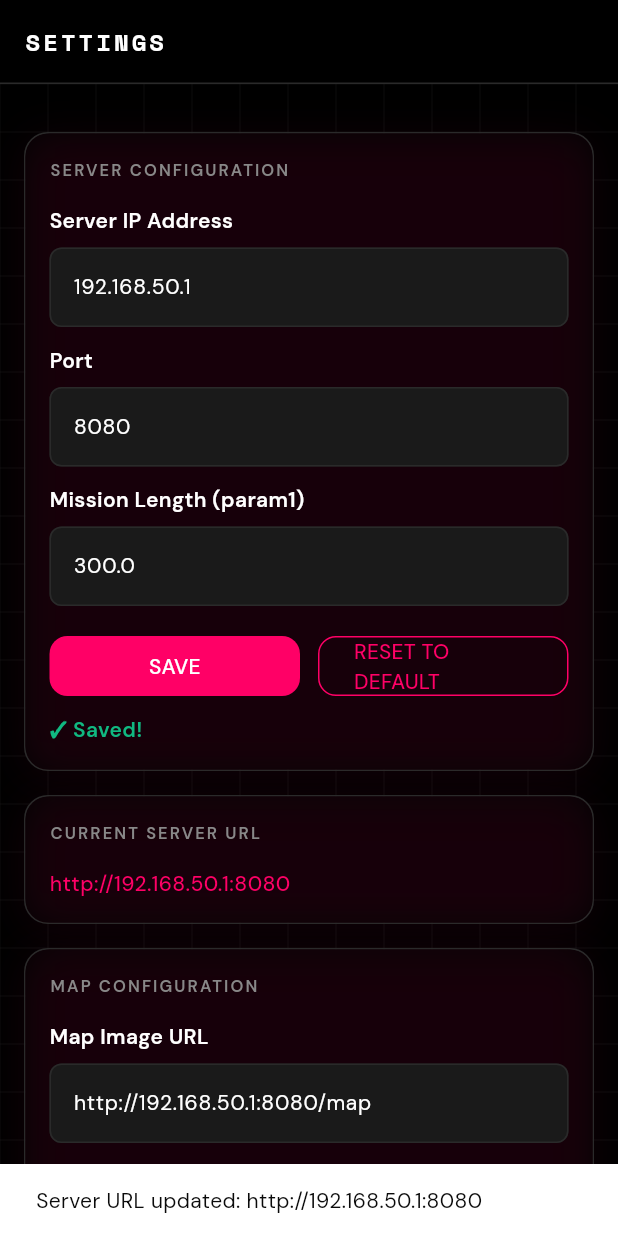
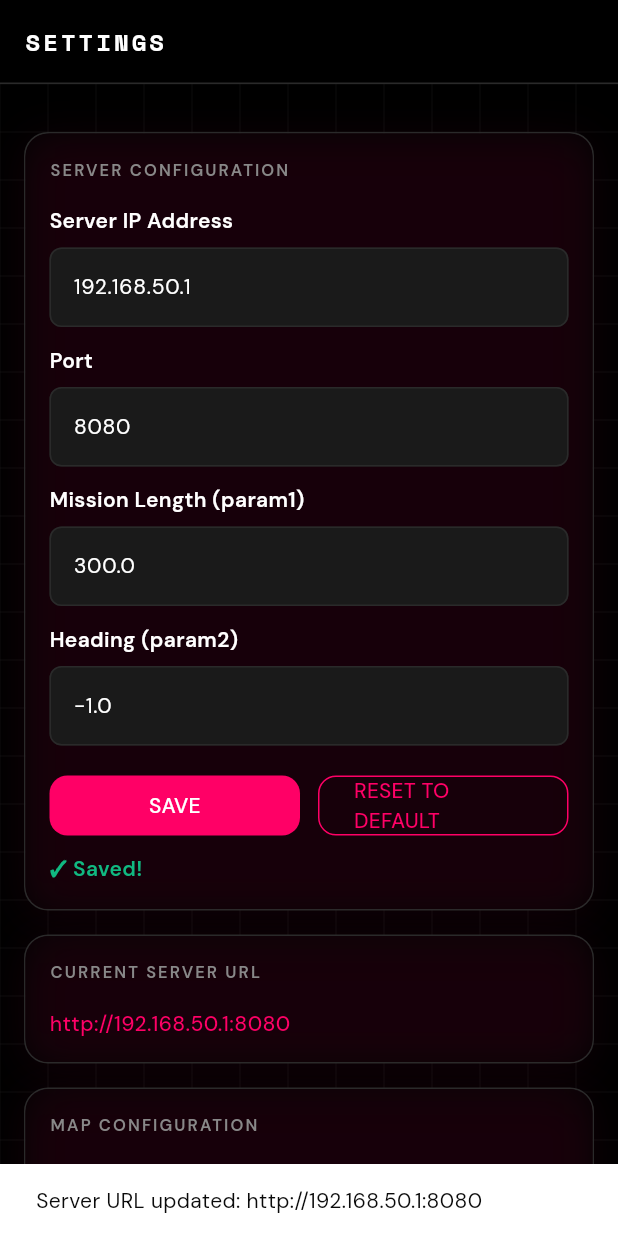
Before and after one commit to MannviDhaiphule/iarcapp, a Flutter app: the SettingsScreen screen opened directly, after a tap on "SAVE", on a phone screen of 412 x 824 dp. Run offline on Flutter 3.47's test engine with Material 3 defaults, Android fonts, the phone set to English and light mode, and no system bars; drawn by our look-alikes of flutter_animate; our stand-ins replace flutter_riverpod, gap, google_fonts, permission_handler, riverpod_annotation, shared_preferences and 1 more; accounts and stored records are empty; generated files the repository leaves out were written again; network calls fail.

Commit message:
Phase 7.2: Added heading param2 for START_SEARCH

```diff
--- a/lib/core/constants/app_constants.dart
+++ b/lib/core/constants/app_constants.dart
@@ -20,4 +20,7 @@ class AppConstants {
 
   /// Default mission length (seconds) sent as param1 in START_SEARCH payload.
   static const double defaultMissionLength = 300.0;
+
+  /// Default heading sent as param2 in START_SEARCH payload.
+  static const double defaultHeading = -1.0;
 }
--- a/lib/features/settings/data/settings_repository.dart
+++ b/lib/features/settings/data/settings_repository.dart
@@ -90,4 +90,21 @@ class SettingsRepository {
     debugPrint('[SwarmApp] Saved mission length: $value');
     debugPrint('[SwarmApp] Verified mission length: ${prefs.getDouble(_keyMissionLength)}');
   }
+
+  static const String _keyHeading = 'heading';
+
+  /// Returns saved heading or [AppConstants.defaultHeading].
+  Future<double> getHeading() async {
+    final prefs = await SharedPreferences.getInstance();
+    debugPrint('[SwarmApp] Loaded heading: ${prefs.getDouble(_keyHeading) ?? AppConstants.defaultHeading}');
+    return prefs.getDouble(_keyHeading) ?? AppConstants.defaultHeading;
+  }
+
+  /// Saves the heading value.
+  Future<void> setHeading(double value) async {
+    final prefs = await SharedPreferences.getInstance();
+    await prefs.setDouble(_keyHeading, value);
+    debugPrint('[SwarmApp] Saved heading: $value');
+    debugPrint('[SwarmApp] Verified heading: ${prefs.getDouble(_keyHeading)}');
+  }
 }
--- a/lib/features/settings/presentation/providers/settings_provider.dart
+++ b/lib/features/settings/presentation/providers/settings_provider.dart
@@ -25,6 +25,7 @@ class SettingsState {
     this.mapImageUrl = AppConstants.defaultMapImageUrl,
     this.pathTextUrl = AppConstants.defaultPathTextUrl,
     this.missionLength = AppConstants.defaultMissionLength,
+    this.heading = AppConstants.defaultHeading,
     this.isSaving = false,
     this.savedSuccess = false,
     this.error,
@@ -45,6 +46,9 @@ class SettingsState {
   /// Mission length in seconds — used as param1 in START_SEARCH payload.
   final double missionLength;
 
+  /// Heading value — used as param2 in START_SEARCH payload.
+  final double heading;
+
   /// Whether a save operation is currently in progress.
   final bool isSaving;
 
@@ -60,6 +64,9 @@ class SettingsState {
   /// param1 value to include in the START_SEARCH HTTP payload.
   double get missionParam1 => missionLength;
 
+  /// param2 value to include in the START_SEARCH HTTP payload.
+  double get missionParam2 => heading;
+
   /// Returns a copy with the given fields overridden.
   SettingsState copyWith({
     String? serverIp,
@@ -67,6 +74,7 @@ class SettingsState {
     String? mapImageUrl,
     String? pathTextUrl,
     double? missionLength,
+    double? heading,
     bool? isSaving,
     bool? savedSuccess,
     Object? error = _unset,
@@ -77,6 +85,7 @@ class SettingsState {
       mapImageUrl: mapImageUrl ?? this.mapImageUrl,
       pathTextUrl: pathTextUrl ?? this.pathTextUrl,
       missionLength: missionLength ?? this.missionLength,
+      heading: heading ?? this.heading,
       isSaving: isSaving ?? this.isSaving,
       savedSuccess: savedSuccess ?? this.savedSuccess,
       error: identical(error, _unset) ? this.error : error as String?,
@@ -97,12 +106,14 @@ class Settings extends _$Settings {
     final mapUrl = await _repo.getMapImageUrl();
     final pathUrl = await _repo.getPathTextUrl();
     final missionLen = await _repo.getMissionLength();
+    final hdg = await _repo.getHeading();
     return SettingsState(
       serverIp: ip,
       serverPort: port,
       mapImageUrl: mapUrl,
       pathTextUrl: pathUrl,
       missionLength: missionLen,
+      heading: hdg,
     );
   }
 
@@ -213,6 +224,22 @@ class Settings extends _$Settings {
     _scheduleSavedReset();
   }
 
+  /// Validates and saves heading value.
+  Future<void> updateHeading(double value) async {
+    final current = _current();
+    state = AsyncData(current.copyWith(isSaving: true, error: null));
+    await _repo.setHeading(value);
+    state = AsyncData(
+      current.copyWith(
+        heading: value,
+        isSaving: false,
+        savedSuccess: true,
+        error: null,
+      ),
+    );
+    _scheduleSavedReset();
+  }
+
   /// Resets all values to [AppConstants] defaults and persists.
   Future<void> resetToDefaults() async {
     await _repo.setServerIp(AppConstants.defaultServerIp);
@@ -220,6 +247,7 @@ class Settings extends _$Settings {
     await _repo.setMapImageUrl(AppConstants.defaultMapImageUrl);
     await _repo.setPathTextUrl(AppConstants.defaultPathTextUrl);
     await _repo.setMissionLength(AppConstants.defaultMissionLength);
+    await _repo.setHeading(AppConstants.defaultHeading);
     state = const AsyncData(
       SettingsState(
         serverIp: AppConstants.defaultServerIp,
@@ -227,6 +255,7 @@ class Settings extends _$Settings {
         mapImageUrl: AppConstants.defaultMapImageUrl,
         pathTextUrl: AppConstants.defaultPathTextUrl,
         missionLength: AppConstants.defaultMissionLength,
+        heading: AppConstants.defaultHeading,
         savedSuccess: true,
       ),
     );
@@ -239,6 +268,7 @@ class Settings extends _$Settings {
         serverIp: AppConstants.defaultServerIp,
         serverPort: AppConstants.defaultServerPort,
         missionLength: AppConstants.defaultMissionLength,
+        heading: AppConstants.defaultHeading,
       );
 
   void _scheduleSavedReset() {
--- a/lib/features/settings/presentation/screens/settings_screen.dart
+++ b/lib/features/settings/presentation/screens/settings_screen.dart
@@ -25,6 +25,7 @@ class _SettingsScreenState extends ConsumerState<SettingsScreen> {
   final TextEditingController _mapUrlController = TextEditingController();
   final TextEditingController _pathUrlController = TextEditingController();
   final TextEditingController _missionLengthController = TextEditingController();
+  final TextEditingController _headingController = TextEditingController();
   String? _missionLengthError;
   bool _initialized = false;
 
@@ -36,6 +37,7 @@ class _SettingsScreenState extends ConsumerState<SettingsScreen> {
     _mapUrlController.addListener(() => setState(() {}));
     _pathUrlController.addListener(() => setState(() {}));
     _missionLengthController.addListener(() => setState(() {}));
+    _headingController.addListener(() => setState(() {}));
   }
 
   @override
@@ -45,6 +47,7 @@ class _SettingsScreenState extends ConsumerState<SettingsScreen> {
     _mapUrlController.dispose();
     _pathUrlController.dispose();
     _missionLengthController.dispose();
+    _headingController.dispose();
     super.dispose();
   }
 
@@ -72,11 +75,16 @@ class _SettingsScreenState extends ConsumerState<SettingsScreen> {
     }
     setState(() => _missionLengthError = null);
 
+    final headingText = _headingController.text.trim();
+    final headingVal = double.tryParse(headingText);
+    if (headingVal == null) return;
+
     ref
         .read(settingsProvider.notifier)
         .updateServerIp(_ipController.text.trim());
     ref.read(settingsProvider.notifier).updateServerPort(port);
     ref.read(settingsProvider.notifier).updateMissionLength(missionLen);
+    ref.read(settingsProvider.notifier).updateHeading(headingVal);
 
     final ip = _ipController.text.trim();
     ScaffoldMessenger.of(context).showSnackBar(
@@ -91,6 +99,7 @@ class _SettingsScreenState extends ConsumerState<SettingsScreen> {
     _mapUrlController.text = AppConstants.defaultMapImageUrl;
     _pathUrlController.text = AppConstants.defaultPathTextUrl;
     _missionLengthController.text = AppConstants.defaultMissionLength.toString();
+    _headingController.text = AppConstants.defaultHeading.toString();
     setState(() => _missionLengthError = null);
   }
 
@@ -127,6 +136,7 @@ class _SettingsScreenState extends ConsumerState<SettingsScreen> {
         _mapUrlController.text = s.mapImageUrl;
         _pathUrlController.text = s.pathTextUrl;
         _missionLengthController.text = s.missionLength.toString();
+        _headingController.text = s.heading.toString();
       }
     });
 
@@ -239,6 +249,34 @@ class _SettingsScreenState extends ConsumerState<SettingsScreen> {
                           ),
                           errorText: _missionLengthError,
                           errorStyle: const TextStyle(color: AppTheme.colorError),
+                        ),
+                      ),
+                      const Gap(AppTheme.spacing12),
+                      _buildLabel('Heading (param2)'),
+                      const Gap(AppTheme.spacing8),
+                      TextField(
+                        controller: _headingController,
+                        keyboardType: const TextInputType.numberWithOptions(
+                          decimal: true,
+                          signed: true,
+                        ),
+                        style: AppTextStyles.transcriptBody,
+                        decoration: InputDecoration(
+                          hintText: AppConstants.defaultHeading.toString(),
+                          filled: true,
+                          fillColor: AppTheme.colorSurfaceElevated,
+                          border: OutlineInputBorder(
+                            borderRadius: BorderRadius.circular(8),
+                            borderSide: const BorderSide(color: AppTheme.colorBorder),
+                          ),
+                          enabledBorder: OutlineInputBorder(
+                            borderRadius: BorderRadius.circular(8),
+                            borderSide: const BorderSide(color: AppTheme.colorBorder),
+                          ),
+                          focusedBorder: OutlineInputBorder(
+                            borderRadius: BorderRadius.circular(8),
+                            borderSide: const BorderSide(color: AppTheme.colorAccent),
+                          ),
                         ),
                       ),
                       const Gap(AppTheme.spacing16),
--- a/lib/features/voice_command/data/command_dispatcher.dart
+++ b/lib/features/voice_command/data/command_dispatcher.dart
@@ -12,16 +12,20 @@ class CommandDispatcher {
   ///
   /// Supply an optional [client] for dependency injection in tests.
   /// Supply [missionLength] to override param1 for START_SEARCH (default 300.0).
+  /// Supply [heading] to override param2 for START_SEARCH (default -1.0).
   CommandDispatcher({
     required String serverUrl,
     double missionLength = 300.0,
+    double heading = -1.0,
     http.Client? client,
   })  : _serverUrl = serverUrl,
         _missionLength = missionLength,
+        _heading = heading,
         _client = client ?? http.Client();
 
   final String _serverUrl;
   final double _missionLength;
+  final double _heading;
   final http.Client _client;
 
   /// POSTs [command] to `<serverUrl>/cmd`.
@@ -48,14 +52,14 @@ class CommandDispatcher {
 
   /// Builds the JSON payload map for [command].
   ///
-  /// Uses [_missionLength] as param1 when command is [CommandId.cmdMission];
-  /// all other commands send param1: 0.0.
+  /// Uses [_missionLength] as param1 and [_heading] as param2 when command is
+  /// [CommandId.cmdMission]; all other commands send param1: 0.0, param2: 0.0.
   Map<String, dynamic> buildPayload(CommandId command) {
     return {
       'command': command.label,
       'drone_id': 255,
       'param1': command == CommandId.cmdMission ? _missionLength : 0.0,
-      'param2': 0.0,
+      'param2': command == CommandId.cmdMission ? _heading : 0.0,
     };
   }
 }
--- a/lib/features/voice_command/presentation/providers/dispatch_provider.dart
+++ b/lib/features/voice_command/presentation/providers/dispatch_provider.dart
@@ -125,8 +125,9 @@ class DispatchNotifier extends StateNotifier<DispatchState> {
     }
     final serverUrl = _ref.read(settingsProvider).requireValue.serverUrl;
     final missionLength = _ref.read(settingsProvider).requireValue.missionParam1;
+    final heading = _ref.read(settingsProvider).requireValue.missionParam2;
     debugPrint('[SwarmApp] Dispatching to: $serverUrl');
-    final dispatcher = CommandDispatcher(serverUrl: serverUrl, missionLength: missionLength);
+    final dispatcher = CommandDispatcher(serverUrl: serverUrl, missionLength: missionLength, heading: heading);
 
     state = DispatchState(
       lastDispatched: state.lastDispatched,
```
Also changed, not shown: lib/features/settings/presentation/providers/settings_provider.g.dart, 1 other file.
